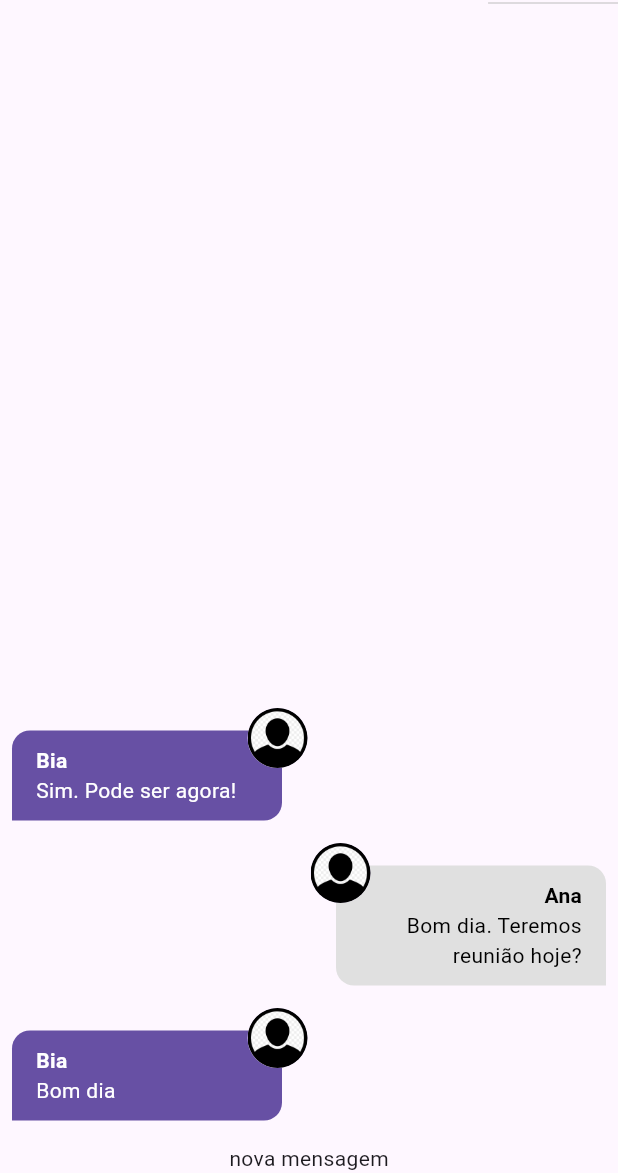
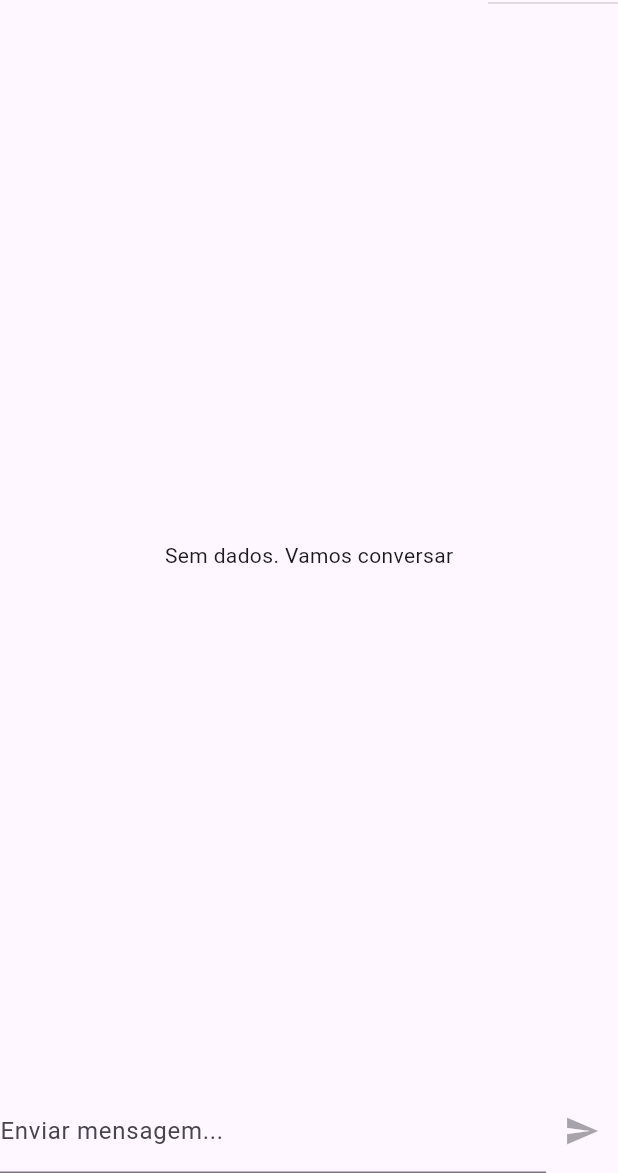
Before and after one commit to WagnerTerry/chat-flutter, a Flutter app: the screen it shows after launch, on a phone screen of 412 x 824 dp, the part 63-1236 px from its top. Run offline on Flutter 3.47's test engine with Material 3 defaults, Android fonts, the phone set to English and light mode, and no system bars; our stand-ins replace image_picker; accounts and stored records are empty.

Commit message:
feat: componente New Message

```diff
--- a/lib/components/new_message.dart
+++ b/lib/components/new_message.dart
@@ -1,12 +1,50 @@
+import 'package:chat/core/services/auth/auth_service.dart';
+import 'package:chat/core/services/chat/chat_service.dart';
 import 'package:flutter/material.dart';
 
-class NewMessage extends StatelessWidget {
+class NewMessage extends StatefulWidget {
   const NewMessage({super.key});
 
   @override
+  State<NewMessage> createState() => _NewMessageState();
+}
+
+class _NewMessageState extends State<NewMessage> {
+  String _message = '';
+  final _messageController = TextEditingController();
+
+  Future<void> _sendMessage() async {
+    final user = AuthService().currentUser;
+
+    if (user != null) {
+      await ChatService().save(_message, user);
+      _messageController.clear();
+    }
+  }
+
+  @override
   Widget build(BuildContext context) {
-    return const Center(
-      child: Text("nova mensagem"),
+    return Row(
+      children: [
+        Expanded(
+          child: TextField(
+            controller: _messageController,
+            onChanged: (msg) => setState(() => _message = msg),
+            decoration: InputDecoration(
+              labelText: 'Enviar mensagem...',
+            ),
+            onSubmitted: (_) {
+              if (_message.trim().isNotEmpty) {
+                _sendMessage();
+              }
+            },
+          ),
+        ),
+        IconButton(
+          icon: const Icon(Icons.send),
+          onPressed: _message.trim().isEmpty ? null : _sendMessage,
+        )
+      ],
     );
   }
 }
--- a/lib/core/services/chat/chat_mock_service.dart
+++ b/lib/core/services/chat/chat_mock_service.dart
@@ -6,32 +6,7 @@ import 'package:chat/core/models/chat_user.dart';
 import 'package:chat/core/services/chat/chat_service.dart';
 
 class ChatMockService implements ChatService {
-  static final List<ChatMessage> _msgs = [
-    ChatMessage(
-      id: '1',
-      text: 'Bom dia',
-      createdAt: DateTime.now(),
-      userId: '123',
-      userName: 'Bia',
-      userImageURL: 'assets/images/avatar.png',
-    ),
-    ChatMessage(
-      id: '2',
-      text: 'Bom dia. Teremos reunião hoje?',
-      createdAt: DateTime.now(),
-      userId: '456',
-      userName: 'Ana',
-      userImageURL: 'assets/images/avatar.png',
-    ),
-    ChatMessage(
-      id: '3',
-      text: 'Sim. Pode ser agora!',
-      createdAt: DateTime.now(),
-      userId: '123',
-      userName: 'Bia',
-      userImageURL: 'assets/images/avatar.png',
-    ),
-  ];
+  static final List<ChatMessage> _msgs = [];
 
   static MultiStreamController<List<ChatMessage>>? _controller;
   static final _msgsStream = Stream<List<ChatMessage>>.multi((controller) {
@@ -55,7 +30,7 @@ class ChatMockService implements ChatService {
       userImageURL: user.imageUrl,
     );
     _msgs.add(newMessage);
-    _controller?.add(_msgs);
+    _controller?.add(_msgs.reversed.toList());
     return newMessage;
   }
 }
```
